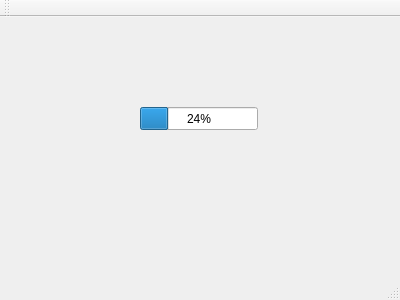
Old version of the form denasgui.ui in the repository moxxxx/MCT-simulator.
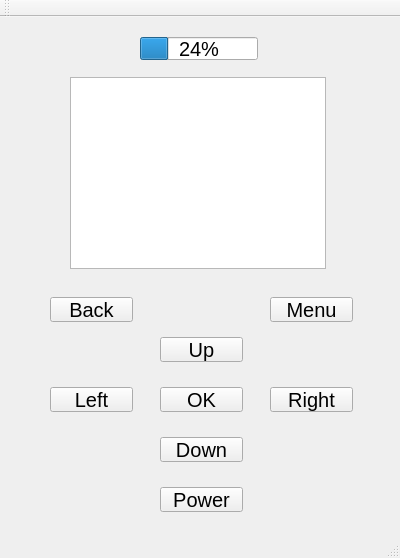
New version of the form.

Patch:
```diff
--- a/denasgui.ui
+++ b/denasgui.ui
@@ -7,7 +7,7 @@
     <x>0</x>
     <y>0</y>
     <width>400</width>
-    <height>300</height>
+    <height>558</height>
    </rect>
   </property>
   <property name="windowTitle">
@@ -18,15 +18,179 @@
     <property name="geometry">
      <rect>
       <x>140</x>
-      <y>90</y>
+      <y>20</y>
       <width>118</width>
       <height>23</height>
      </rect>
     </property>
+    <property name="font">
+     <font>
+      <pointsize>15</pointsize>
+     </font>
+    </property>
     <property name="value">
      <number>24</number>
     </property>
    </widget>
+   <widget class="QPushButton" name="upButton">
+    <property name="geometry">
+     <rect>
+      <x>160</x>
+      <y>320</y>
+      <width>83</width>
+      <height>25</height>
+     </rect>
+    </property>
+    <property name="font">
+     <font>
+      <pointsize>15</pointsize>
+     </font>
+    </property>
+    <property name="text">
+     <string>Up</string>
+    </property>
+   </widget>
+   <widget class="QPushButton" name="downButton">
+    <property name="geometry">
+     <rect>
+      <x>160</x>
+      <y>420</y>
+      <width>83</width>
+      <height>25</height>
+     </rect>
+    </property>
+    <property name="font">
+     <font>
+      <pointsize>15</pointsize>
+     </font>
+    </property>
+    <property name="text">
+     <string>Down</string>
+    </property>
+   </widget>
+   <widget class="QPushButton" name="leftButton">
+    <property name="geometry">
+     <rect>
+      <x>50</x>
+      <y>370</y>
+      <width>83</width>
+      <height>25</height>
+     </rect>
+    </property>
+    <property name="font">
+     <font>
+      <pointsize>15</pointsize>
+     </font>
+    </property>
+    <property name="text">
+     <string>Left</string>
+    </property>
+   </widget>
+   <widget class="QPushButton" name="rightButton">
+    <property name="geometry">
+     <rect>
+      <x>270</x>
+      <y>370</y>
+      <width>83</width>
+      <height>25</height>
+     </rect>
+    </property>
+    <property name="font">
+     <font>
+      <pointsize>15</pointsize>
+     </font>
+    </property>
+    <property name="text">
+     <string>Right</string>
+    </property>
+   </widget>
+   <widget class="QListWidget" name="listWidget">
+    <property name="geometry">
+     <rect>
+      <x>70</x>
+      <y>60</y>
+      <width>256</width>
+      <height>192</height>
+     </rect>
+    </property>
+    <property name="font">
+     <font>
+      <pointsize>20</pointsize>
+     </font>
+    </property>
+   </widget>
+   <widget class="QPushButton" name="powerButton">
+    <property name="geometry">
+     <rect>
+      <x>160</x>
+      <y>470</y>
+      <width>83</width>
+      <height>25</height>
+     </rect>
+    </property>
+    <property name="font">
+     <font>
+      <pointsize>15</pointsize>
+     </font>
+    </property>
+    <property name="text">
+     <string>Power</string>
+    </property>
+   </widget>
+   <widget class="QPushButton" name="backButton">
+    <property name="geometry">
+     <rect>
+      <x>50</x>
+      <y>280</y>
+      <width>83</width>
+      <height>25</height>
+     </rect>
+    </property>
+    <property name="font">
+     <font>
+      <pointsize>15</pointsize>
+     </font>
+    </property>
+    <property name="text">
+     <string>Back</string>
+    </property>
+   </widget>
+   <widget class="QPushButton" name="menuButton">
+    <property name="geometry">
+     <rect>
+      <x>270</x>
+      <y>280</y>
+      <width>83</width>
+      <height>25</height>
+     </rect>
+    </property>
+    <property name="font">
+     <font>
+      <pointsize>15</pointsize>
+     </font>
+    </property>
+    <property name="text">
+     <string>Menu</string>
+    </property>
+   </widget>
+   <widget class="QPushButton" name="pushButton">
+    <property name="geometry">
+     <rect>
+      <x>160</x>
+      <y>370</y>
+      <width>83</width>
+      <height>25</height>
+     </rect>
+    </property>
+    <property name="font">
+     <font>
+      <pointsize>15</pointsize>
+     </font>
+    </property>
+    <property name="text">
+     <string>OK</string>
+    </property>
+   </widget>
   </widget>
   <widget class="QMenuBar" name="menuBar">
    <property name="geometry">
```
Left out of the diff: 2 changed lines with no effect on the pictures.
